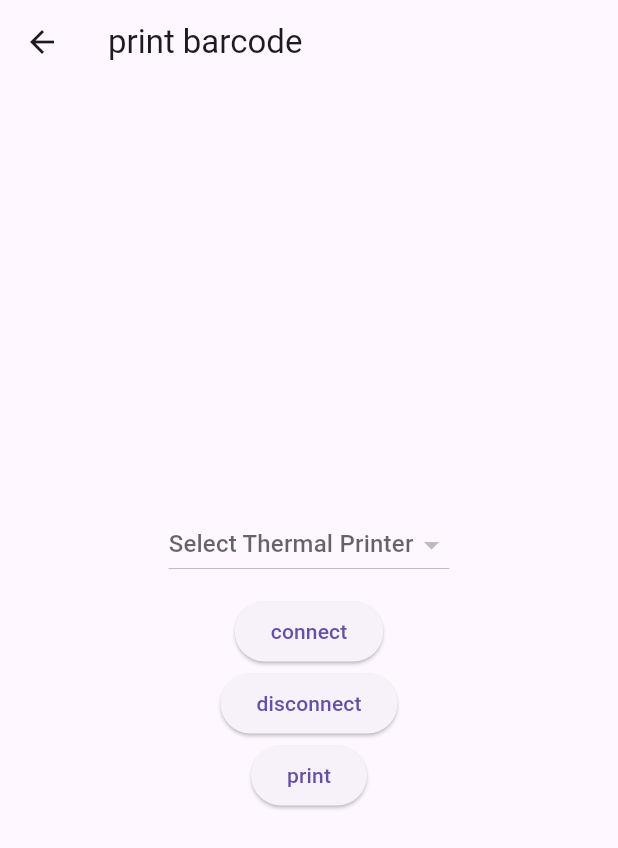
After one commit to Filipusmeitriboygulo/App_Parkir1, a Flutter app: the PrintPage screen opened directly, on a phone screen of 412 x 824 dp. The commit adds this screen. Shown: the top 848 px of the screen. Run offline on Flutter 3.47's test engine with Material 3 defaults, Android fonts, the phone set to English and light mode, and no system bars; our stand-ins replace camera, firebase_auth, firebase_core, firebase_database, pretty_qr_code; missing offline and left inert: blue_thermal_printer, qr_code_scanner; accounts and stored records are empty; network calls fail.

Commit message:
menambahkan fitur terbaru

```diff
--- /dev/null
+++ b/lib/screens/print.dart
@@ -0,0 +1,79 @@
+import 'package:blue_thermal_printer/blue_thermal_printer.dart';
+import 'package:flutter/material.dart';
+
+class PrintPage extends StatefulWidget {
+  const PrintPage({super.key});
+
+  @override
+  State<PrintPage> createState() => _PrintPageState();
+}
+
+class _PrintPageState extends State<PrintPage> {
+  List<BluetoothDevice> devices = [];
+  BluetoothDevice? selectedDevice;
+  BlueThermalPrinter printer = BlueThermalPrinter.instance;
+
+  @override
+  void initState() {
+    // TODO: implement initState
+    super.initState();
+    getDevices();
+  }
+
+  void getDevices() async {
+    devices = await printer.getBondedDevices();
+    setState(() {});
+  }
+
+  @override
+  Widget build(BuildContext context) {
+    return Scaffold(
+      appBar: AppBar(
+        title: Text('print barcode'),
+      ),
+      body: Center(
+        child: Column(
+          mainAxisAlignment: MainAxisAlignment.center,
+          children: [
+            DropdownButton<BluetoothDevice>(
+                hint: Text('Select Thermal Printer'),
+                onChanged: (device) {
+                  setState(() {
+                    selectedDevice = device;
+                  });
+                },
+                value: selectedDevice,
+                items: devices
+                    .map((e) => DropdownMenuItem(
+                          child: Text(e.name!),
+                          value: e,
+                        ))
+                    .toList()),
+            const SizedBox(
+              height: 10,
+            ),
+            ElevatedButton(
+                onPressed: () {
+                  printer.connect(selectedDevice!);
+                },
+                child: Text('connect')),
+            ElevatedButton(
+                onPressed: () {
+                  printer.disconnect();
+                },
+                child: Text('disconnect')),
+            ElevatedButton(
+                onPressed: () async {
+                  if ((await printer.isConnected)!) {
+                    printer.printNewLine();
+                    printer.printQRcode("BL 0987 FE", 100, 100, 1);
+                    printer.printCustom("mesge", 0, 1);
+                  }
+                },
+                child: Text('print'))
+          ],
+        ),
+      ),
+    );
+  }
+}
--- a/lib/screens/scan_plat.dart
+++ b/lib/screens/scan_plat.dart
@@ -107,7 +107,7 @@ class _CameraPageState extends State<CameraPage> {
           MaterialPageRoute(
             builder: (context) => HomeScreen(
             noPlat: "${textValue}",
-            tanggalJam:
+            tanggalJamMasuk:
                 "${DateFormat('dd-MM-yyyy').format(DateTime.now())} ${DateFormat('HH:mm:ss').format(DateTime.now())}"),
           ),
         );
```
Also changed, not shown: lib/firebase_auth/firebase_auth_services.dart (added, +31 -0 lines), lib/main.dart (+8 -1 lines), lib/screens/home_screen.dart (+94 -11 lines), lib/screens/login_screen.dart (+52 -18 lines), lib/screens/registration_screen.dart (+86 -48 lines), lib/screens/scanner_qr.dart (+6 -3 lines), pubspec.yaml (+6 -3 lines), assets/images/parkdin.png (added), lib/firebase_options.dart (added), pubspec.lock, 8 other files.
